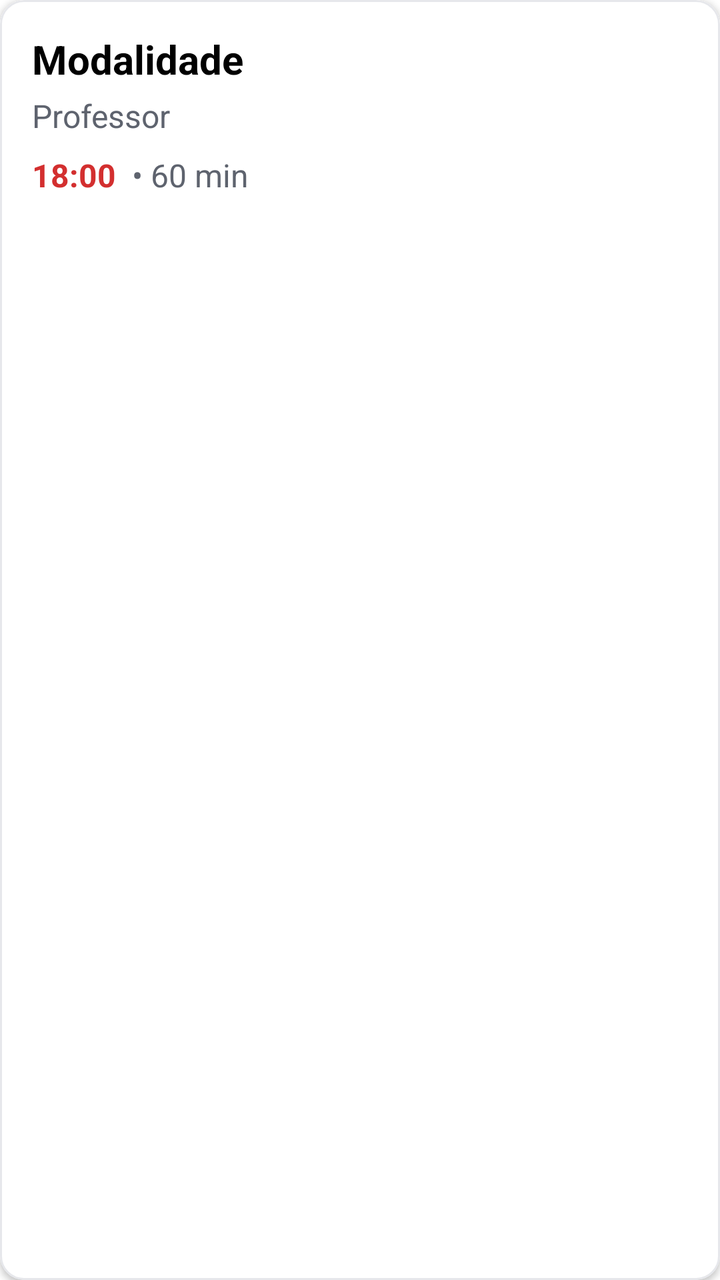
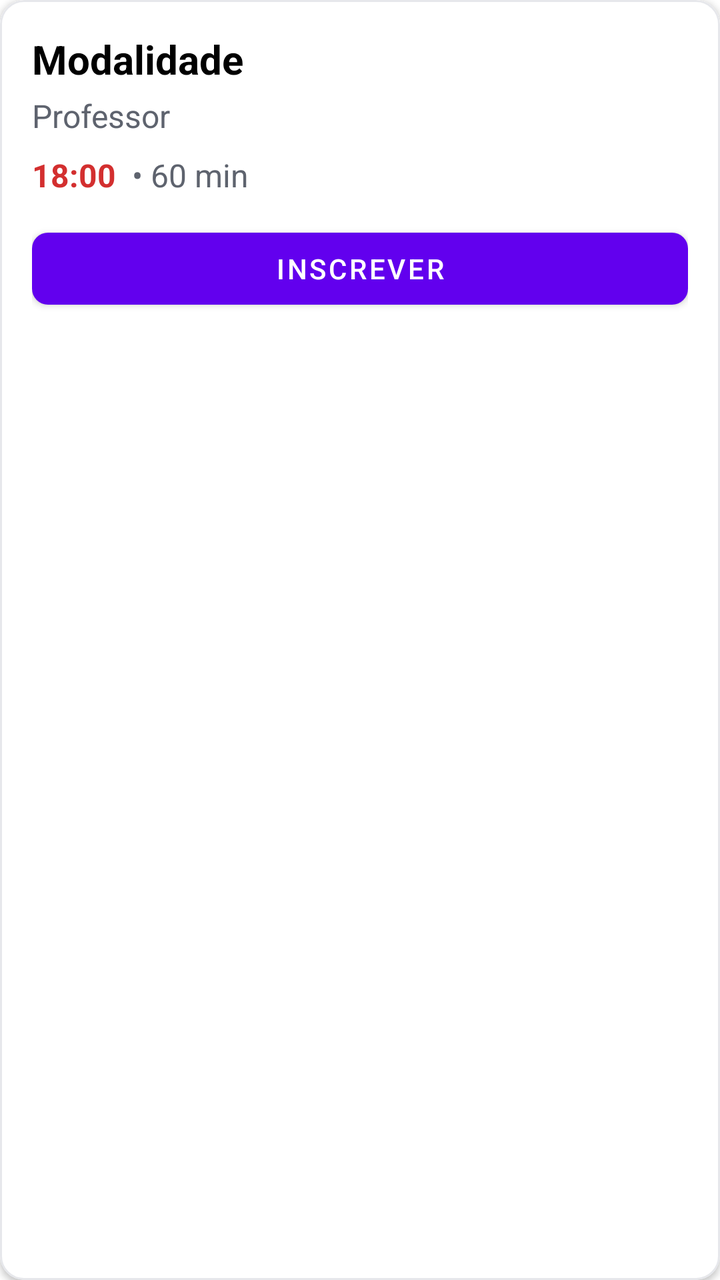

The first picture is an Android layout as it rendered before a commit; the second is the same layout after the commit. The layout source and the unified diff follow.
<!-- AndroidManifest.xml: application theme Theme.DSSMV_ProjectDroid_1240908_1241237 -->
<!-- res/layout/item_aula.xml -->
<?xml version="1.0" encoding="utf-8"?>
<com.google.android.material.card.MaterialCardView
    xmlns:android="http://schemas.android.com/apk/res/android"
    xmlns:app="http://schemas.android.com/apk/res-auto"
    android:layout_width="match_parent"
    android:layout_height="wrap_content"
    android:layout_marginBottom="12dp"
    app:cardCornerRadius="12dp"
    app:cardElevation="2dp"
    app:strokeWidth="1dp"
    app:strokeColor="#E6E7EB">

    <LinearLayout
        android:layout_width="match_parent"
        android:layout_height="wrap_content"
        android:orientation="vertical"
        android:padding="16dp"
        android:background="#FFFFFF">

        <TextView
            android:id="@+id/tvAulaModalidade"
            android:layout_width="wrap_content"
            android:layout_height="wrap_content"
            android:text="Modalidade"
            android:textSize="20sp"
            android:textStyle="bold"
            android:textColor="#000000" />

        <TextView
            android:id="@+id/tvAulaProfessor"
            android:layout_width="wrap_content"
            android:layout_height="wrap_content"
            android:text="Professor"
            android:textSize="16sp"
            android:textColor="#5E636E"
            android:layout_marginTop="4dp" />

        <LinearLayout
            android:layout_width="match_parent"
            android:layout_height="wrap_content"
            android:orientation="horizontal"
            android:layout_marginTop="8dp">

            <TextView
                android:id="@+id/tvAulaHora"
                android:layout_width="wrap_content"
                android:layout_height="wrap_content"
                android:text="18:00"
                android:textSize="16sp"
                android:textStyle="bold"
                android:textColor="#D32F2F" />

            <TextView
                android:id="@+id/tvAulaDuracao"
                android:layout_width="wrap_content"
                android:layout_height="wrap_content"
                android:text=" • 60 min"
                android:textSize="16sp"
                android:textColor="#5E636E"
                android:layout_marginStart="4dp" />
        </LinearLayout>
    </LinearLayout>
</com.google.android.material.card.MaterialCardView>
<!-- resources referenced by this layout -->
<resources>
  <style name="Theme.DSSMV_ProjectDroid_1240908_1241237" parent="Theme.MaterialComponents.DayNight.DarkActionBar">
          
          <item name="colorPrimary">@color/purple_500</item>
          <item name="colorPrimaryVariant">@color/purple_700</item>
          <item name="colorOnPrimary">@color/white</item>
          
          <item name="colorSecondary">@color/teal_200</item>
          <item name="colorSecondaryVariant">@color/teal_700</item>
          <item name="colorOnSecondary">@color/black</item>
          
          <item name="android:statusBarColor">?attr/colorPrimaryVariant</item>
          
      </style>
  <color name="purple_500">#FF6200EE</color>
  <color name="purple_700">#FF3700B3</color>
  <color name="white">#FFFFFFFF</color>
  <color name="teal_200">#FF03DAC5</color>
  <color name="teal_700">#FF018786</color>
  <color name="black">#FF000000</color>
</resources>

<!-- the commit's change to res/layout/item_aula.xml (unified diff, before → after) -->
@@ -59,5 +59,13 @@
                 android:textColor="#5E636E"
                 android:layout_marginStart="4dp" />
         </LinearLayout>
+
+        <com.google.android.material.button.MaterialButton
+            android:id="@+id/btnInscrever"
+            android:layout_width="match_parent"
+            android:layout_height="wrap_content"
+            android:layout_marginTop="12dp"
+            android:text="Inscrever"
+            app:cornerRadius="8dp" />
     </LinearLayout>
 </com.google.android.material.card.MaterialCardView>
